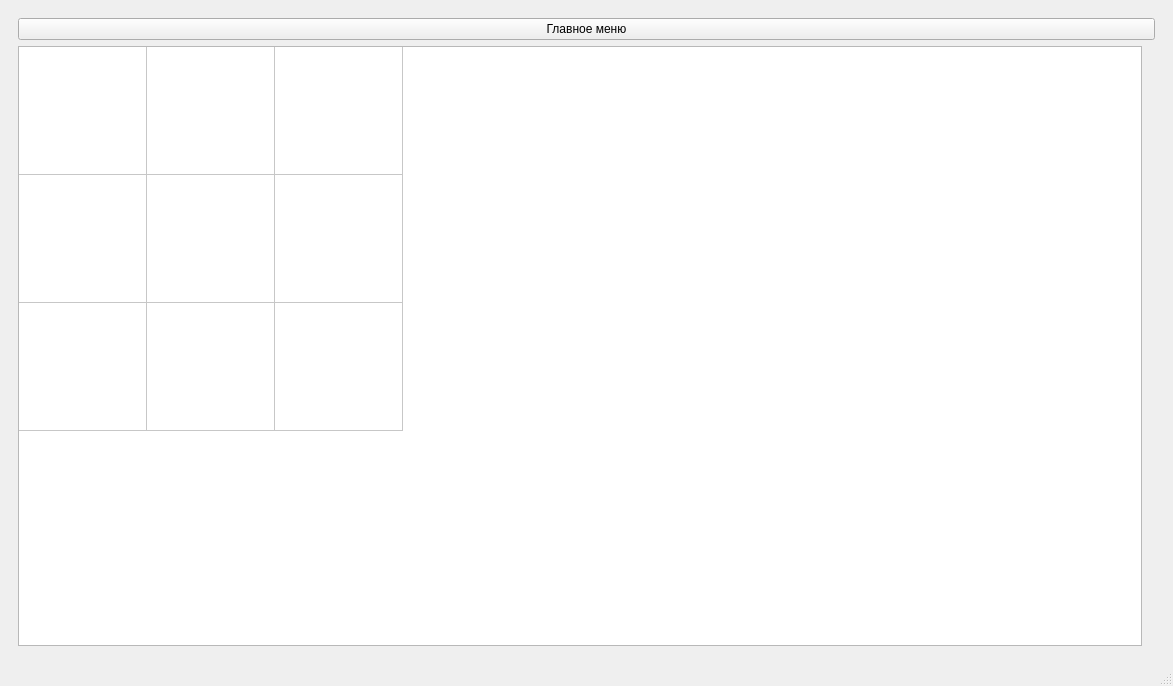
Above: Inventory/mainwindow.ui from itsumo2009/Redwood_test before the change. Below: the same form after it.
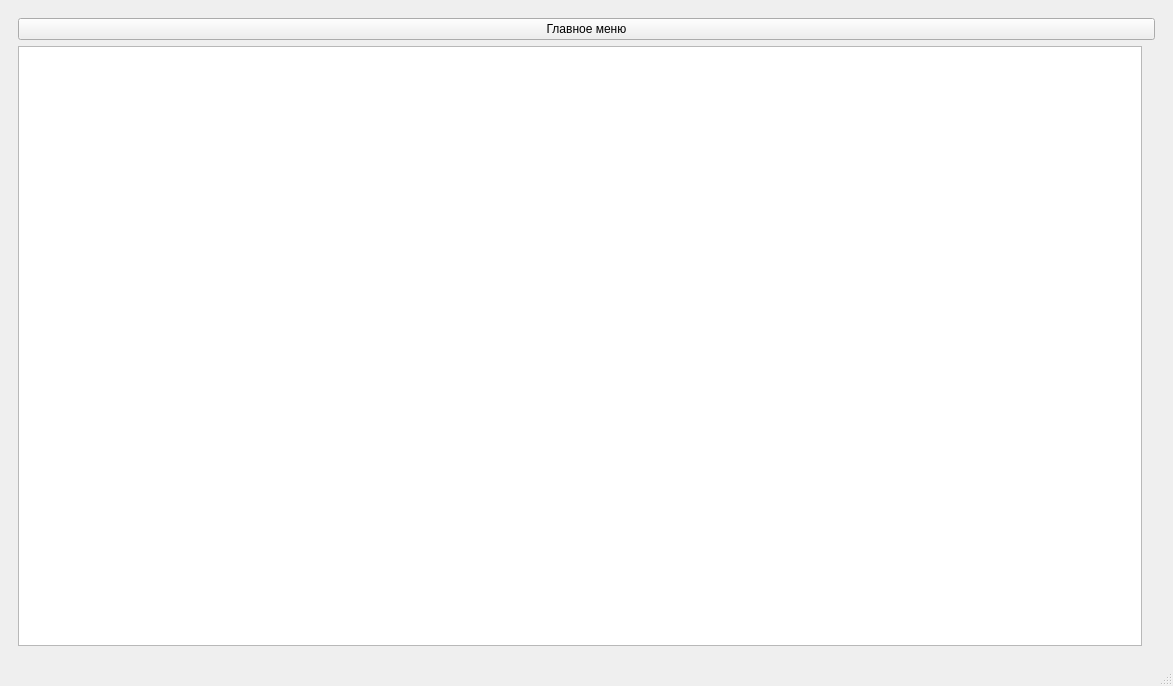
That is the form after the change. The open tabs and pages were chosen to show the change. Icons and pictures are not drawn.

Diff of the .ui file:
```diff
--- a/Inventory/mainwindow.ui
+++ b/Inventory/mainwindow.ui
@@ -89,8 +89,34 @@
       </widget>
       <widget class="QWidget" name="gamePage">
        <layout class="QGridLayout" name="gridLayout" columnstretch="1,0">
-        <item row="1" column="0" rowspan="2">
-         <widget class="QTableWidget" name="tableWidget">
+        <item row="1" column="1">
+         <widget class="QLabel" name="label">
+          <property name="acceptDrops">
+           <bool>true</bool>
+          </property>
+          <property name="text">
+           <string/>
+          </property>
+          <property name="pixmap">
+           <pixmap resource="resources.qrc">:/apple_256px.png</pixmap>
+          </property>
+          <property name="scaledContents">
+           <bool>false</bool>
+          </property>
+         </widget>
+        </item>
+        <item row="0" column="0" colspan="2">
+         <widget class="QPushButton" name="pushButtonMainMenu">
+          <property name="text">
+           <string>Главное меню</string>
+          </property>
+         </widget>
+        </item>
+        <item row="1" column="0">
+         <widget class="QTableView" name="tableView">
+          <property name="acceptDrops">
+           <bool>true</bool>
+          </property>
           <property name="editTriggers">
            <set>QAbstractItemView::NoEditTriggers</set>
           </property>
@@ -100,113 +126,30 @@
           <property name="dragDropMode">
            <enum>QAbstractItemView::DragDrop</enum>
           </property>
-          <property name="defaultDropAction">
-           <enum>Qt::MoveAction</enum>
-          </property>
-          <property name="selectionMode">
-           <enum>QAbstractItemView::SingleSelection</enum>
-          </property>
-          <property name="selectionBehavior">
-           <enum>QAbstractItemView::SelectItems</enum>
-          </property>
-          <property name="rowCount">
-           <number>3</number>
-          </property>
-          <property name="columnCount">
-           <number>3</number>
-          </property>
           <attribute name="horizontalHeaderVisible">
            <bool>false</bool>
           </attribute>
           <attribute name="horizontalHeaderMinimumSectionSize">
-           <number>128</number>
+           <number>64</number>
           </attribute>
           <attribute name="horizontalHeaderDefaultSectionSize">
-           <number>128</number>
+           <number>64</number>
+          </attribute>
+          <attribute name="horizontalHeaderHighlightSections">
+           <bool>false</bool>
           </attribute>
           <attribute name="verticalHeaderVisible">
            <bool>false</bool>
           </attribute>
           <attribute name="verticalHeaderMinimumSectionSize">
-           <number>128</number>
+           <number>64</number>
           </attribute>
           <attribute name="verticalHeaderDefaultSectionSize">
-           <number>128</number>
+           <number>64</number>
           </attribute>
-          <row/>
-          <row/>
-          <row/>
-          <column/>
-          <column/>
-          <column/>
-          <item row="0" column="0">
-           <property name="text">
-            <string/>
-           </property>
-          </item>
-          <item row="0" column="1">
-           <property name="text">
-            <string/>
-           </property>
-          </item>
-          <item row="0" column="2">
-           <property name="text">
-            <string/>
-           </property>
-          </item>
-          <item row="1" column="0">
-           <property name="text">
-            <string/>
-           </property>
-          </item>
-          <item row="1" column="1">
-           <property name="text">
-            <string/>
-           </property>
-          </item>
-          <item row="1" column="2">
-           <property name="text">
-            <string/>
-           </property>
-          </item>
-          <item row="2" column="0">
-           <property name="text">
-            <string/>
-           </property>
-          </item>
-          <item row="2" column="1">
-           <property name="text">
-            <string/>
-           </property>
-          </item>
-          <item row="2" column="2">
-           <property name="text">
-            <string/>
-           </property>
-          </item>
-         </widget>
-        </item>
-        <item row="1" column="1">
-         <widget class="QLabel" name="label">
-          <property name="acceptDrops">
-           <bool>true</bool>
-          </property>
-          <property name="text">
-           <string/>
-          </property>
-          <property name="pixmap">
-           <pixmap resource="resources.qrc">:/apple_256px.png</pixmap>
-          </property>
-          <property name="scaledContents">
+          <attribute name="verticalHeaderHighlightSections">
            <bool>false</bool>
-          </property>
-         </widget>
-        </item>
-        <item row="0" column="0" colspan="2">
-         <widget class="QPushButton" name="pushButtonMainMenu">
-          <property name="text">
-           <string>Главное меню</string>
-          </property>
+          </attribute>
          </widget>
         </item>
        </layout>
```
